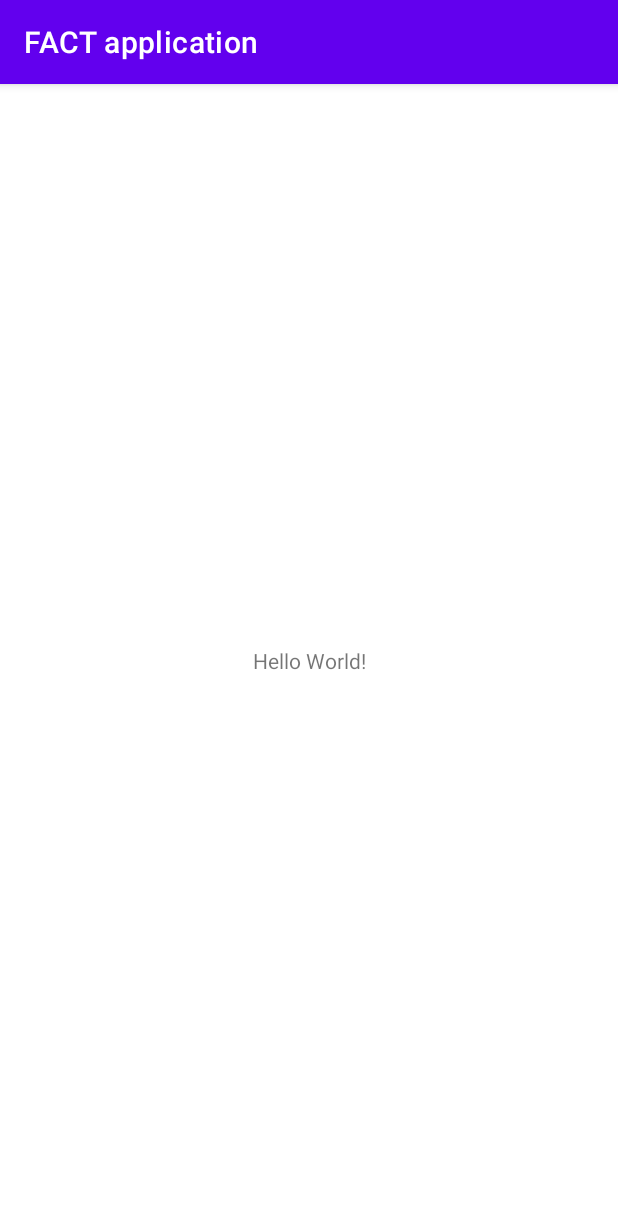
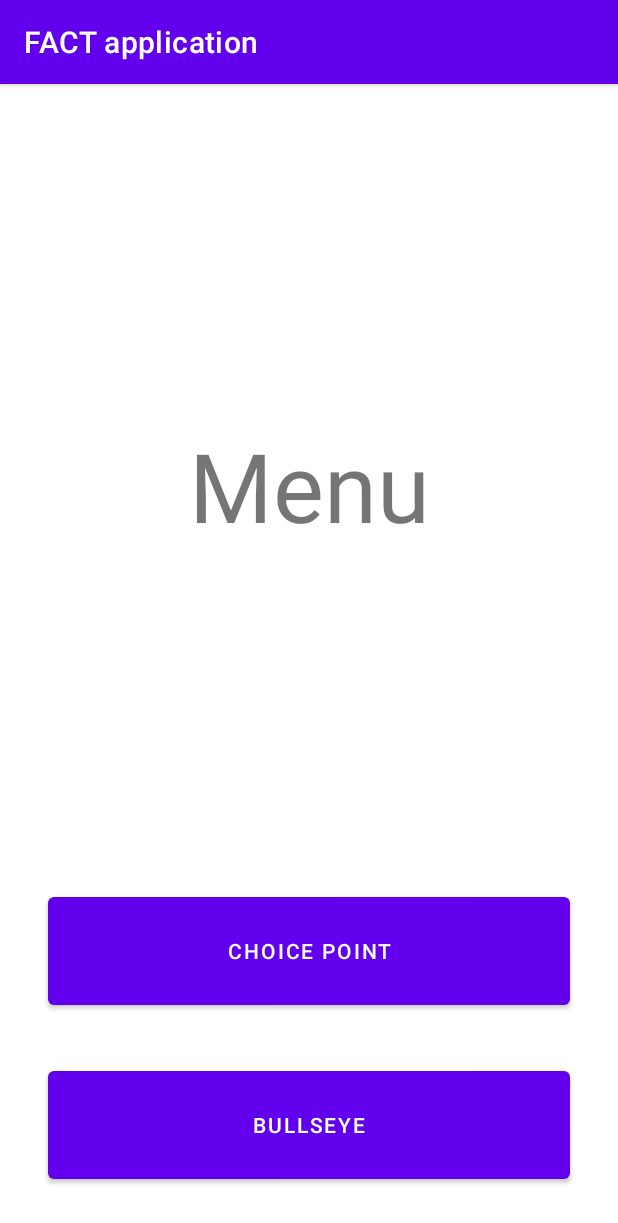
Before and after one commit to Dj5822/FACT-Application, an Android app: the screen it shows after launch (MainActivity), on a phone screen of 412 x 824 dp. Shown: the top 1223 px of the screen. Run offline under Robolectric (Android 15) with nearby library versions, the phone set to English and light mode, and no system bars.

Commit message:
Add basic menu activity

```diff
--- a/app/src/main/java/com/example/factapplication/MainActivity.java
+++ b/app/src/main/java/com/example/factapplication/MainActivity.java
@@ -9,6 +9,6 @@ public class MainActivity extends AppCompatActivity {
     @Override
     protected void onCreate(Bundle savedInstanceState) {
         super.onCreate(savedInstanceState);
-        setContentView(R.layout.activity_main);
+        setContentView(R.layout.activity_menu);
     }
 }
--- a/app/src/main/res/layout/activity_main.xml
+++ /dev/null
@@ -1,18 +0,0 @@
-<?xml version="1.0" encoding="utf-8"?>
-<androidx.constraintlayout.widget.ConstraintLayout xmlns:android="http://schemas.android.com/apk/res/android"
-    xmlns:app="http://schemas.android.com/apk/res-auto"
-    xmlns:tools="http://schemas.android.com/tools"
-    android:layout_width="match_parent"
-    android:layout_height="match_parent"
-    tools:context=".MainActivity">
-
-    <TextView
-        android:layout_width="wrap_content"
-        android:layout_height="wrap_content"
-        android:text="Hello World!"
-        app:layout_constraintBottom_toBottomOf="parent"
-        app:layout_constraintLeft_toLeftOf="parent"
-        app:layout_constraintRight_toRightOf="parent"
-        app:layout_constraintTop_toTopOf="parent" />
-
-</androidx.constraintlayout.widget.ConstraintLayout>
--- /dev/null
+++ b/app/src/main/res/layout/activity_menu.xml
@@ -0,0 +1,39 @@
+<?xml version="1.0" encoding="utf-8"?>
+<LinearLayout
+    xmlns:android="http://schemas.android.com/apk/res/android"
+    xmlns:app="http://schemas.android.com/apk/res-auto"
+    xmlns:tools="http://schemas.android.com/tools"
+    android:layout_width="match_parent"
+    android:layout_height="match_parent"
+    tools:context=".MainActivity"
+    android:orientation="vertical"
+    android:layout_margin="16dp">
+
+    <TextView
+        android:id="@+id/menuTitle"
+        android:layout_width="match_parent"
+        android:layout_height="wrap_content"
+        android:layout_weight="5"
+        android:text="Menu"
+        android:gravity="center"
+        android:textSize="64sp"/>
+
+    <Button
+        android:id="@+id/choicePointButton"
+        android:layout_width="match_parent"
+        android:layout_height="0sp"
+        android:layout_weight="1"
+        android:text="Choice point"
+        android:gravity="center"
+        android:layout_margin="16dp"/>
+
+    <Button
+        android:id="@+id/bullseyeButton"
+        android:layout_width="match_parent"
+        android:layout_height="0sp"
+        android:layout_weight="1"
+        android:text="Bullseye"
+        android:gravity="center"
+        android:layout_margin="16dp"/>
+
+</LinearLayout>
```
